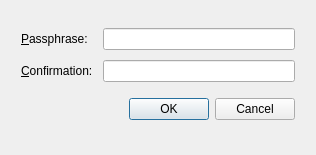
The window that qt_ui/confirm_passphrase_dialog.ui (evpo/EncryptPad) describes before a commit, drawn with Qt 5.
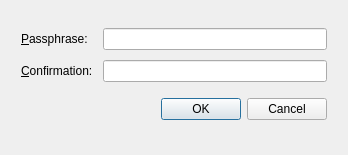
The same window after the commit.

```diff
--- a/qt_ui/confirm_passphrase_dialog.ui
+++ b/qt_ui/confirm_passphrase_dialog.ui
@@ -6,7 +6,7 @@
    <rect>
     <x>0</x>
     <y>0</y>
-    <width>316</width>
+    <width>348</width>
     <height>155</height>
    </rect>
   </property>
@@ -18,8 +18,8 @@
   </property>
   <property name="maximumSize">
    <size>
-    <width>316</width>
-    <height>155</height>
+    <width>412</width>
+    <height>209</height>
    </size>
   </property>
   <property name="windowTitle">
```
